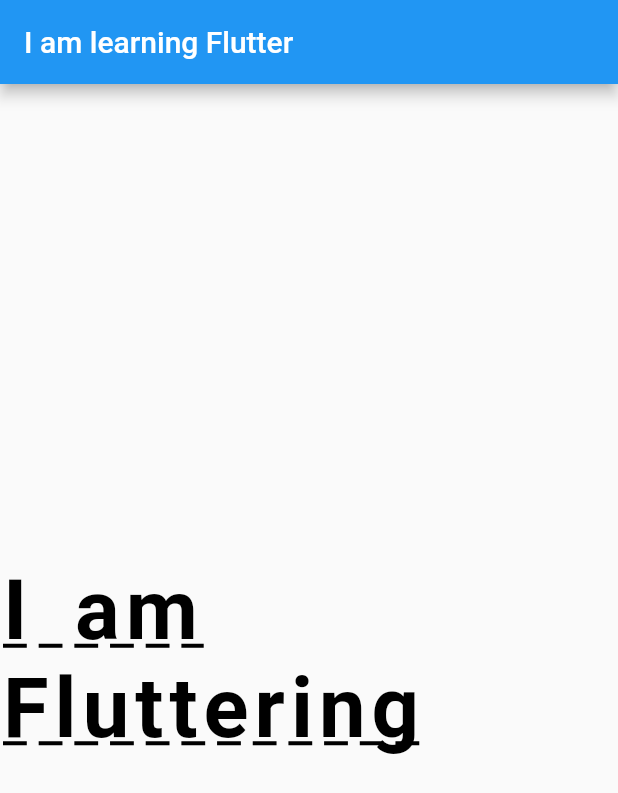
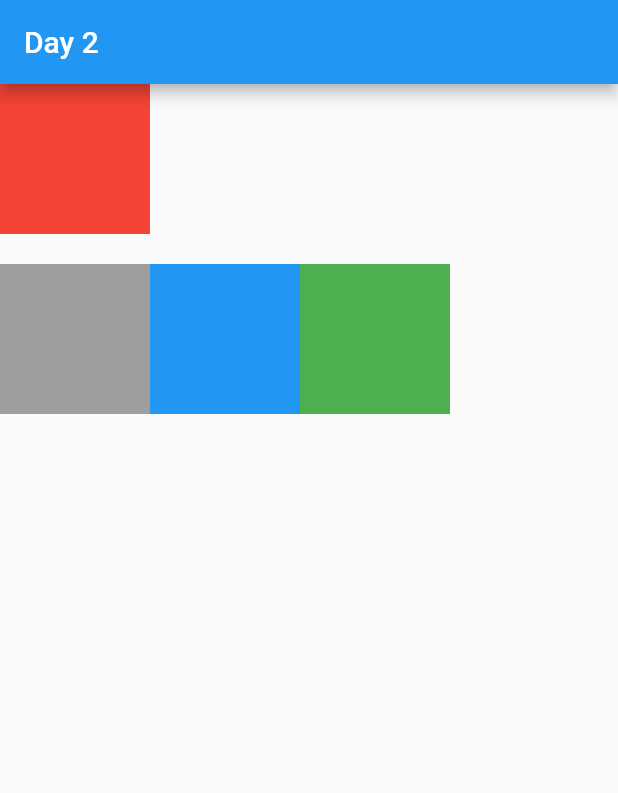
Before and after one commit to MoazzamAliSE/Batch_3, a Flutter app: the screen it shows after launch, on a phone screen of 412 x 824 dp. Shown: the top 793 px of the screen. Run offline on Flutter 3.47's test engine with Material 2 defaults, Android fonts, the phone set to English and light mode, and no system bars.

Commit message:
Row Column SizedBox Image IconsColors

```diff
--- /dev/null
+++ b/lib/day2/day2.dart
@@ -0,0 +1,78 @@
+import 'package:flutter/material.dart';
+
+class Day2 extends StatelessWidget {
+  const Day2({super.key});
+
+  @override
+  Widget build(BuildContext context) {
+    return Scaffold(
+        appBar: AppBar(
+          title: const Text("Day 2"),
+        ),
+        body: Column(
+          mainAxisAlignment: MainAxisAlignment.start,
+          crossAxisAlignment: CrossAxisAlignment.start,
+          children: [
+            Container(
+              color: Colors.red,
+              height: 100,
+              width: 100,
+            ),
+            const SizedBox(
+              height: 20,
+            ),
+            Row(
+              children: [
+                Container(
+                  color: Colors.grey,
+                  height: 100,
+                  width: 100,
+                ),
+                Container(
+                  color: Colors.blue,
+                  height: 100,
+                  width: 100,
+                ),
+                Container(
+                  color: Colors.green,
+                  height: 100,
+                  width: 100,
+                ),
+              ],
+            )
+          ],
+        ));
+  }
+}
+
+//insert image code
+
+// Image(
+//           image: NetworkImage(
+//               "https://avatars.githubusercontent.com/u/102206806?v=4"),
+//           height: 200,
+//           width: 200,
+//         ),
+
+
+
+
+//Container
+
+// Container(
+//           decoration: BoxDecoration(
+//               color: Colors.blue,
+//               border: Border.all(width: 5, color: Colors.yellow),
+//               borderRadius: BorderRadius.circular(100),
+//               image: const DecorationImage(
+//                 image: NetworkImage(
+//                     "https://avatars.githubusercontent.com/u/102206806?v=4"),
+//               )),
+//           height: 200,
+//           width: 200,
+//         ),
+
+
+//icons
+
+// Icon(Icons.person_4_outlined, size: 50),
--- a/lib/main.dart
+++ b/lib/main.dart
@@ -1,4 +1,5 @@
 import 'package:first_proj/day1/day1.dart';
+import 'package:first_proj/day2/day2.dart';
 import 'package:flutter/material.dart';
 
 void main() {
@@ -12,7 +13,7 @@ class MyApp extends StatelessWidget {
   Widget build(BuildContext context) {
     return const MaterialApp(
       title: 'Flutter',
-      home: Day1(),
+      home: Day2(),
     );
   }
 }
```
